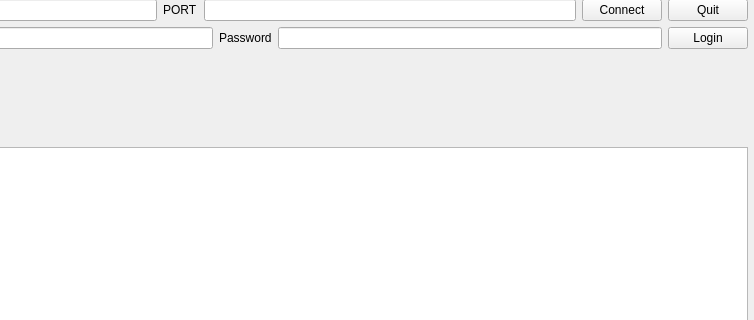
Before: the Qt Designer form client/mainWindow.ui in JianyuTANG/ftp-service, drawn with Qt 5; both pictures show x 242 to 996 and y 0 to 320 of the 996 by 889 pixel window.
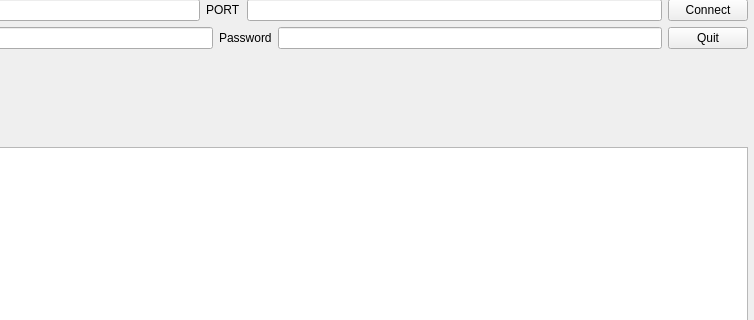
After: the same form once the commit is applied.

What changed in the file:
```diff
--- a/client/mainWindow.ui
+++ b/client/mainWindow.ui
@@ -53,13 +53,6 @@
          </property>
         </widget>
        </item>
-       <item>
-        <widget class="QPushButton" name="Button_quit">
-         <property name="text">
-          <string>Quit</string>
-         </property>
-        </widget>
-       </item>
       </layout>
      </item>
      <item>
@@ -89,9 +82,9 @@
         </widget>
        </item>
        <item>
-        <widget class="QPushButton" name="Button_login">
+        <widget class="QPushButton" name="Button_quit">
          <property name="text">
-          <string>Login</string>
+          <string>Quit</string>
          </property>
         </widget>
        </item>
```
